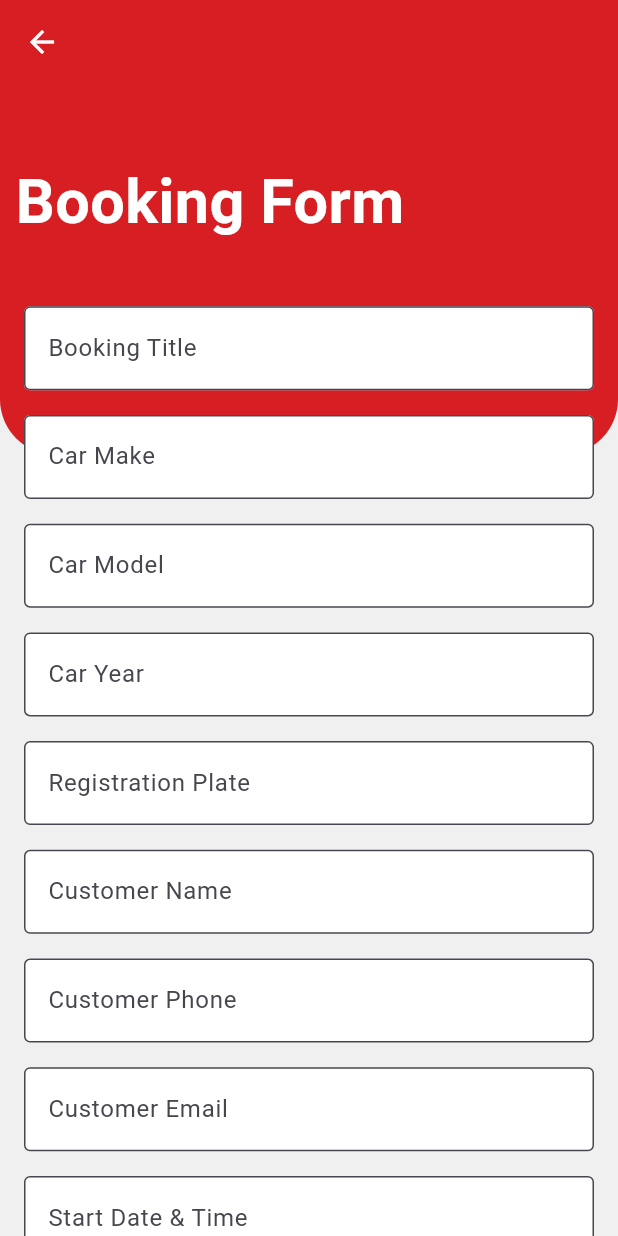
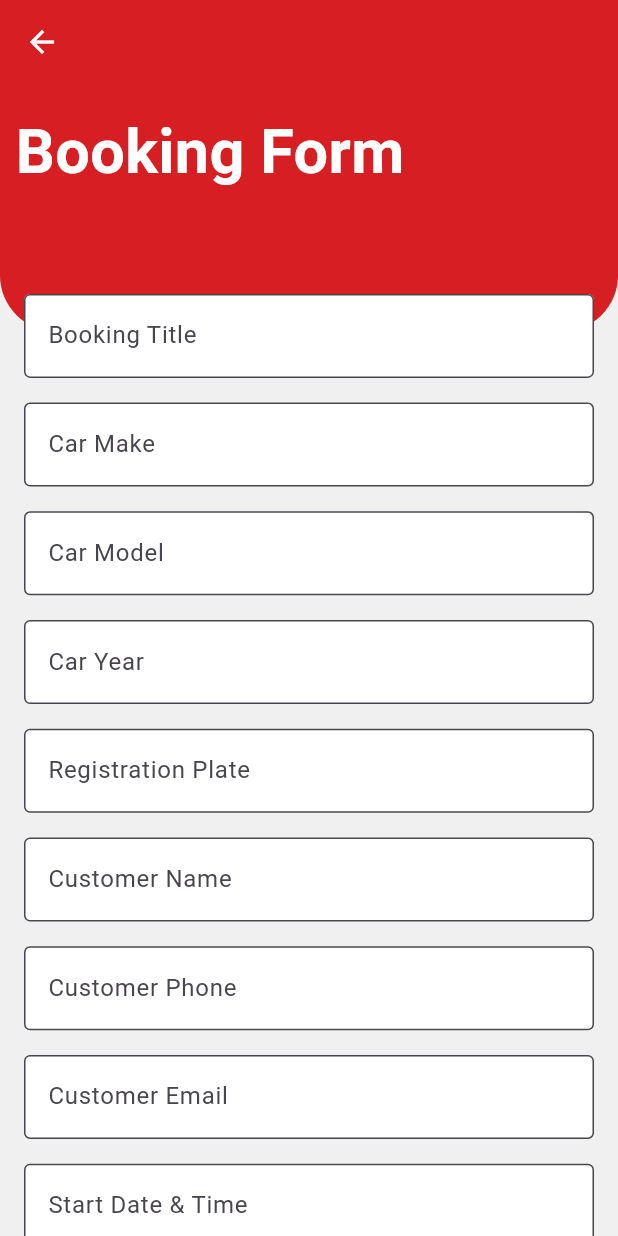
Before and after one commit to Imran-Chowdhury/ServiceBay, a Flutter app: the BookingScreen screen opened by its route, on a phone screen of 412 x 824 dp. Run offline on Flutter 3.47's test engine with Material 3 defaults, Android fonts, the phone set to English and light mode, and no system bars; our stand-ins replace cloud_firestore, firebase_auth, firebase_core, flutter_riverpod, shared_preferences, syncfusion_flutter_calendar; accounts and stored records are empty.

```diff
--- a/lib/screens/booking_screen.dart
+++ b/lib/screens/booking_screen.dart
@@ -82,6 +82,7 @@ class _BookingScreenState extends ConsumerState<BookingScreen> {
 
 
 
+
   @override
   Widget build(BuildContext context) {
     // final mechanicsList = ref.watch(mechanicsProvider);
@@ -105,12 +106,13 @@ class _BookingScreenState extends ConsumerState<BookingScreen> {
         child: Stack(
           children: [
             Container(
-                height: height*.3,
+                height: height*.2,
                 width: double.infinity,
 
                 decoration: BoxDecoration(
-                    color: Color(0XFFd71e23),
-                    borderRadius: BorderRadius.only(bottomLeft:  Radius.circular(width*.09), bottomRight: Radius.circular(width*.09))
+                    color: const Color(0XFFd71e23),
+                    borderRadius: BorderRadius.only(bottomLeft:  Radius.circular(width*.09),
+                        bottomRight: Radius.circular(width*.09))
                 )
             ),
             Column(
@@ -127,7 +129,7 @@ class _BookingScreenState extends ConsumerState<BookingScreen> {
                 //     height: height * 0.3,
                 //   ),
                 // ),
-                SizedBox(height: height * 0.06),
+                SizedBox(height: height * 0.02),
                 Text(
                   ' Booking Form',
                   style: TextStyle(
@@ -136,7 +138,7 @@ class _BookingScreenState extends ConsumerState<BookingScreen> {
                     color: Colors.white
                   ),
                 ),
-                SizedBox(height: height * 0.03),
+                SizedBox(height: height * 0.06),
                 Padding(
                   padding: const EdgeInsets.all(16.0),
                   child: Form(
@@ -274,6 +276,11 @@ class _BookingScreenState extends ConsumerState<BookingScreen> {
                                   mechanicUid: _selectedMechanic!,
                                   context: context// Mechanic UID
                               );
+                            }else{
+                              ScaffoldMessenger.of(context).showSnackBar(const SnackBar(
+                                content: Text(
+                                    'All fields are required!'),
+                              ));
                             }
 
                           },
--- a/lib/widgets/custom_textfield.dart
+++ b/lib/widgets/custom_textfield.dart
@@ -1,60 +1,79 @@
 import 'package:flutter/material.dart';
 
+import 'package:flutter/material.dart';
 
 class CustomTextField extends StatelessWidget {
   final TextEditingController controller;
   final String labelText;
   final String? Function(String?)? validate;
-  final VoidCallback? onTap; // Optional onTap callback
-  final bool readOnly; // Optional readOnly parameter
+  final VoidCallback? onTap;
+  final bool readOnly;
+  final bool obscureText;
+  final Widget? obscureIcon; // Optional obscure icon
 
   CustomTextField({
     Key? key,
-    required this.controller, // Required to pass a controller
-    required this.labelText,  // Required to pass the label text
-    required this.validate,   // Required to pass the validator
-    this.onTap,               // Optional onTap
-    this.readOnly = false,     // Optional readOnly (default: false)
+    required this.controller,
+    required this.labelText,
+    required this.validate,
+    this.onTap,
+    this.readOnly = false,
+    this.obscureText = false,
+    this.obscureIcon, // Optional obscure icon parameter
   }) : super(key: key);
 
   @override
   Widget build(BuildContext context) {
     return TextFormField(
+      obscureText: obscureText,
       controller: controller,
       decoration: InputDecoration(
         fillColor: Colors.white,
         filled: true,
         labelText: labelText,
         border: const OutlineInputBorder(),
+        suffixIcon: obscureIcon, // Show obscure icon if provided
       ),
       validator: validate,
-      onTap: onTap,           // Assign the onTap callback if provided
-      readOnly: readOnly,     // Set readOnly based on the parameter
+      onTap: onTap,
+      readOnly: readOnly,
     );
   }
 }
+
 // class CustomTextField extends StatelessWidget {
 //   final TextEditingController controller;
 //   final String labelText;
-//
-//   String? Function(String?)? validate;
+//   final String? Function(String?)? validate;
+//   final VoidCallback? onTap; // Optional onTap callback
+//   final bool readOnly; // Optional readOnly parameter
+//   final bool obscureText;
 //
 //   CustomTextField({
 //     Key? key,
 //     required this.controller, // Required to pass a controller
-//     required this.labelText,
-//     required this.validate// Required to pass the label text
+//     required this.labelText,  // Required to pass the label text
+//     required this.validate,   // Required to pass the validator
+//     this.onTap,               // Optional onTap
+//     this.readOnly = false,
+//     this.obscureText = false,// Optional readOnly (default: false)
 //   }) : super(key: key);
 //
 //   @override
 //   Widget build(BuildContext context) {
 //     return TextFormField(
+//     obscureText: obscureText,
 //       controller: controller,
 //       decoration: InputDecoration(
+//         fillColor: Colors.white,
+//         filled: true,
 //         labelText: labelText,
 //         border: const OutlineInputBorder(),
 //       ),
 //       validator: validate,
+//       onTap: onTap,           // Assign the onTap callback if provided
+//       readOnly: readOnly,     // Set readOnly based on the parameter
 //     );
 //   }
 // }
+//
```
Also changed, not shown: lib/controllers/auth_controller.dart (+8 -7 lines), lib/controllers/calendar_controller.dart (+0 -8 lines), lib/controllers/obscure_contoller.dart (added, +24 -0 lines), lib/screens/calendar_screen.dart (+8 -1 lines), lib/screens/sign_in_screen.dart (+30 -11 lines), lib/screens/sign_up_screen.dart (+28 -0 lines).
